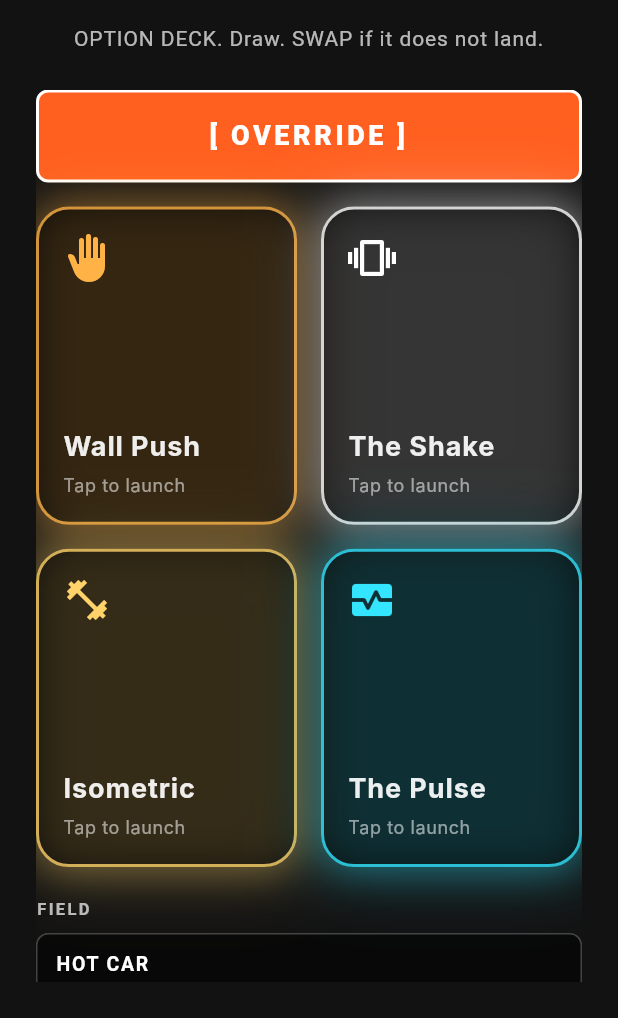
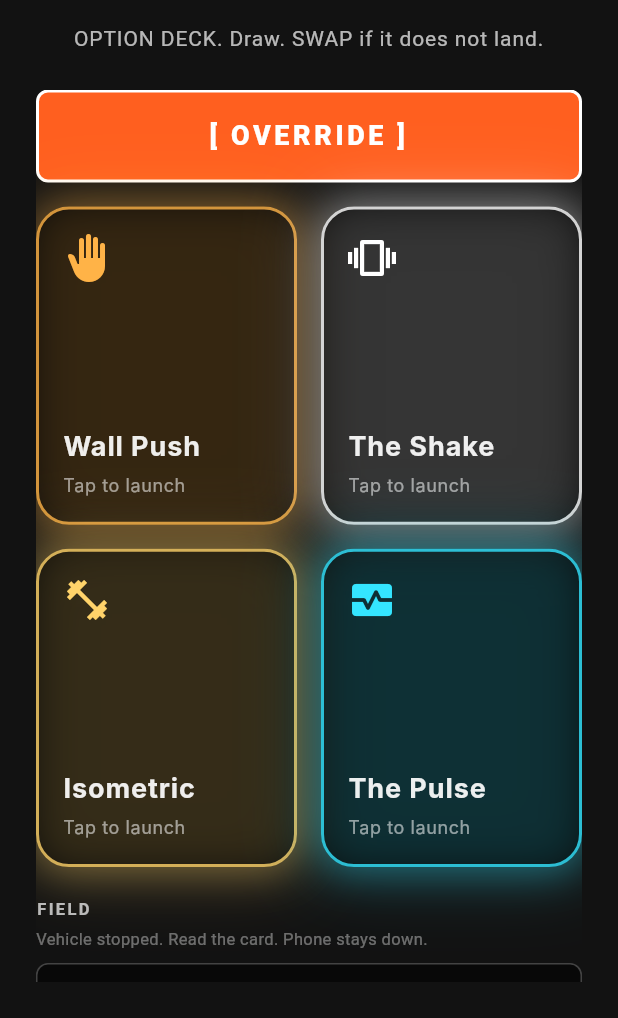
Before and after one commit to SaintZen/aegis, a Flutter app: the IslandScreen screen opened by its route, after a tap on "VOICE", after a tap on "KINETIC", on a phone screen of 412 x 824 dp, the part 218-1236 px from its top. Run offline on Flutter 3.47's test engine with Material 3 defaults, Android fonts, the phone set to English and light mode, and no system bars; our stand-ins replace audioplayers, file_picker, just_audio, local_auth, pdf, permission_handler and 6 more; missing offline and left inert: audio_waveforms, record; accounts and stored records are empty; Roboto replaces fonts that are missing (Inter, RobotoMono).

Commit message:
fix(kinetic): FIELD glance cards with full steps, no wheel
FIELD opens like LOW SIG. Cabin cards stay parked. OVERRIDE
draws the four Menu instruments only.

Co-authored-by: SaintZen <SaintZen@users.noreply.github.com>

```diff
--- a/lib/screens/island_screen.dart
+++ b/lib/screens/island_screen.dart
@@ -74,6 +74,7 @@ class _IslandScreenState extends State<IslandScreen>
   bool _kineticLogged = false;
   String? _activeExerciseKey;
   String? _expandedStealthId;
+  String? _expandedFieldId;
   int _kineticGeneration = 0;
   DateTime? _tumblerTickAt;
   _PulsePhase _pulsePhase = _PulsePhase.none;
@@ -1314,7 +1315,7 @@ class _IslandScreenState extends State<IslandScreen>
       case 'pulse':
         return const ['FEEL FEET', 'VISION', 'HOLD'];
       case 'hot_car':
-        return const ['WHEEL', 'WRIST', 'RELEASE'];
+        return const ['SEAT', 'WRIST', 'RELEASE'];
       case 'winter_subzero':
         return const ['HEELS', 'VENT', 'HOLD'];
       case 'summer_heatwave':
@@ -1506,6 +1507,15 @@ class _IslandScreenState extends State<IslandScreen>
             fontSize: 11,
             letterSpacing: 1.6,
             fontWeight: FontWeight.w600,
+            fontFamily: 'RobotoMono',
+          ),
+        ),
+        const SizedBox(height: 4),
+        const Text(
+          'Vehicle stopped. Read the card. Phone stays down.',
+          style: TextStyle(
+            color: Colors.white38,
+            fontSize: 11,
             fontFamily: 'RobotoMono',
           ),
         ),
@@ -1715,18 +1725,23 @@ class _IslandScreenState extends State<IslandScreen>
   }
 
   Widget _buildFieldRow(KineticScript script) {
+    final expanded = _expandedFieldId == script.id;
     return Padding(
       padding: const EdgeInsets.only(bottom: 8),
       child: InkWell(
         key: Key('kinetic_field_${script.id}'),
-        onTap: () => unawaited(playKineticSequence(script.id)),
+        onTap: () => setState(() {
+          _expandedFieldId = expanded ? null : script.id;
+        }),
         child: Container(
           width: double.infinity,
           padding: const EdgeInsets.symmetric(horizontal: 12, vertical: 10),
           decoration: BoxDecoration(
             color: Colors.black.withOpacity(0.55),
             borderRadius: BorderRadius.circular(8),
-            border: Border.all(color: Colors.white24),
+            border: Border.all(
+              color: expanded ? Colors.white54 : Colors.white24,
+            ),
           ),
           child: Column(
             crossAxisAlignment: CrossAxisAlignment.start,
@@ -1750,6 +1765,18 @@ class _IslandScreenState extends State<IslandScreen>
                   fontFamily: 'RobotoMono',
                 ),
               ),
+              if (expanded) ...[
+                const SizedBox(height: 8),
+                Text(
+                  script.instructions,
+                  style: const TextStyle(
+                    color: Colors.white70,
+                    fontSize: 12,
+                    height: 1.35,
+                    fontFamily: 'RobotoMono',
+                  ),
+                ),
+              ],
             ],
           ),
         ),
--- a/lib/scripts/kinetic_scripts.dart
+++ b/lib/scripts/kinetic_scripts.dart
@@ -86,11 +86,12 @@ const List<KineticScript> kineticScriptCards = [
 const KineticScript hotCarScript = KineticScript(
   id: 'hot_car',
   title: 'HOT CAR',
-  command: 'Vent. Clench. Release.',
-  description: 'Cabin heat dump plus wheel isometric',
+  command: 'Vent. Seat. Release.',
+  description: 'Parked cabin heat dump. Hands off the wheel.',
   instructions:
-      'Aim the A/C at the inner wrists and the side of the neck. '
-      'Both hands clench the wheel, hold, release. Repeat.',
+      'Vehicle stopped. Hands off the wheel. Phone down after this card. '
+      'Aim cabin air at the inner wrists, then the side of the neck. '
+      'Grip the seat edge or the thighs. Hold. Release. Three holds.',
   audioAsset: '',
   hapticPattern: KineticHapticPattern.continuousSqueeze,
 );
@@ -99,10 +100,11 @@ const KineticScript winterSubzeroScript = KineticScript(
   id: 'winter_subzero',
   title: 'WINTER',
   command: 'Heels. Vent. Hold.',
-  description: 'Floorboard press plus cabin heat transfer',
+  description: 'Parked cabin heat transfer. Hands off the wheel.',
   instructions:
-      'Heels press into the floorboards. Hands on the defroster vent. '
-      'Stay in the cabin. Do not step into open cold.',
+      'Vehicle stopped. Stay in the cabin. Do not step into open cold. '
+      'Heels press the floor. Hands on the defroster vent, not the wheel. '
+      'Hold. Release. Three holds. Phone down after this card.',
   audioAsset: '',
   hapticPattern: KineticHapticPattern.continuousPush,
 );
@@ -113,8 +115,10 @@ const KineticScript summerHeatwaveScript = KineticScript(
   command: 'Wrist. Exhale. Hold.',
   description: 'Cool metal on the wrists plus pursed-lip dump',
   instructions:
+      'Stay in shade or airflow. Phone down after this card. '
       'Press a cold metal or condensation surface to the inner wrists. '
-      'Slow pursed-lip exhale through the teeth. Stay in shade or airflow.',
+      'Do not press the neck arteries. Slow pursed-lip exhale through '
+      'the teeth. Hold. Repeat three times.',
   audioAsset: '',
   hapticPattern: KineticHapticPattern.rapidShake,
 );
@@ -125,8 +129,9 @@ const KineticScript stallResetScript = KineticScript(
   command: 'Palms. Heels. Still.',
   description: 'Silent isometric with zero outward motion',
   instructions:
-      'Palms press together at the sternum. Heels press the floor. '
-      'No sound. No visible movement.',
+      'Phone down after this card. Palms press together at the sternum. '
+      'Heels press the floor. No sound. No visible movement. '
+      'Hold. Release. Three holds.',
   audioAsset: '',
   hapticPattern: KineticHapticPattern.continuousSqueeze,
 );
@@ -135,9 +140,11 @@ const KineticScript headphonesDarkScript = KineticScript(
   id: 'headphones_dark',
   title: 'HEADPHONES',
   command: 'Cover. Cut. Hold.',
-  description: 'Audio and visual cut using the engine bed',
+  description: 'Cover the eyes. Cut incoming voice and light.',
   instructions:
-      'Eyes covered. Engine thrum only. Cut incoming voice and light.',
+      'Phone down after this card. Cover the eyes with one hand or the '
+      'headphone cup. Cut incoming voice and other audio. Light stays out. '
+      'Hold the cover. Do not scroll. Stay until the loop breaks.',
   audioAsset: '',
   hapticPattern: KineticHapticPattern.continuousPush,
 );
@@ -148,8 +155,9 @@ const KineticScript sinkWashScript = KineticScript(
   command: 'Wrist. Neck. Stop.',
   description: 'Cold-water thermal dump at a restroom sink',
   instructions:
-      'Cold water on the inner wrists, then the back of the neck. '
-      'Thirty seconds. Stop.',
+      'At a sink. Phone down after this card. '
+      'Cold water on the inner wrists first, then the back of the neck. '
+      'Thirty seconds. Stop. Do not hold the breath.',
   audioAsset: '',
   hapticPattern: KineticHapticPattern.rapidShake,
 );
@@ -243,16 +251,15 @@ const List<KineticScript> kineticStealthDeck = [
   thumbScript,
 ];
 
-/// Menu instruments plus field protocols. OVERRIDE draws from this deck.
-/// Temporary landing is the win. SWAP if the current instrument does not.
-/// LOW SIG cards stay out — they land with the phone down.
-List<KineticScript> get kineticOptionDeck => <KineticScript>[
-      ...kineticScriptCards,
-      ...kineticFieldDeck,
-    ];
+/// OVERRIDE deck. Menu instruments only.
+/// FIELD and LOW SIG are glance cards — they do not rumble.
+List<KineticScript> get kineticOptionDeck => kineticScriptCards;
 
 KineticScript? kineticScriptById(String id) {
-  for (final script in kineticOptionDeck) {
+  for (final script in kineticScriptCards) {
+    if (script.id == id) return script;
+  }
+  for (final script in kineticFieldDeck) {
     if (script.id == id) return script;
   }
   for (final script in kineticStealthDeck) {
```
Also changed, not shown: 2 other files.
